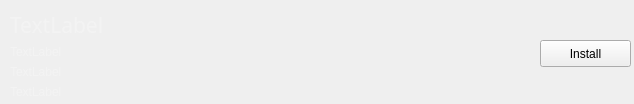
Old version of the form alfred/ui/moduleGroupBox.ui in the repository Sefrwahed/Alfred.
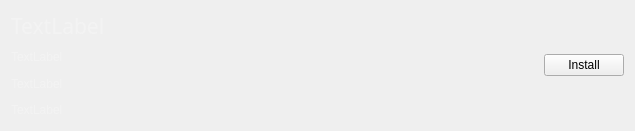
New version of the form.

Commit message: #27 - Some minor enhancements in modules list UI

What changed in the file:
```diff
--- a/alfred/ui/moduleGroupBox.ui
+++ b/alfred/ui/moduleGroupBox.ui
@@ -6,12 +6,12 @@
    <rect>
     <x>0</x>
     <y>0</y>
-    <width>634</width>
-    <height>104</height>
+    <width>635</width>
+    <height>131</height>
    </rect>
   </property>
   <property name="sizePolicy">
-   <sizepolicy hsizetype="Expanding" vsizetype="Expanding">
+   <sizepolicy hsizetype="Expanding" vsizetype="Fixed">
     <horstretch>0</horstretch>
     <verstretch>0</verstretch>
    </sizepolicy>
@@ -28,31 +28,13 @@
   <property name="title">
    <string/>
   </property>
-  <widget class="QPushButton" name="pushButton">
-   <property name="geometry">
-    <rect>
-     <x>540</x>
-     <y>40</y>
-     <width>91</width>
-     <height>27</height>
-    </rect>
-   </property>
-   <property name="text">
-    <string>Install</string>
-   </property>
-  </widget>
-  <widget class="QWidget" name="verticalLayoutWidget">
-   <property name="geometry">
-    <rect>
-     <x>10</x>
-     <y>10</y>
-     <width>521</width>
-     <height>89</height>
-    </rect>
-   </property>
-   <layout class="QVBoxLayout" name="verticalLayout">
+  <layout class="QVBoxLayout" name="verticalLayout_3">
     <item>
-     <widget class="QLabel" name="labelName">
+    <layout class="QHBoxLayout" name="horizontalLayout">
+     <item>
+      <layout class="QVBoxLayout" name="verticalLayout_2">
+       <item>
+        <widget class="QLabel" name="labelName_2">
       <property name="sizePolicy">
        <sizepolicy hsizetype="Expanding" vsizetype="Expanding">
         <horstretch>0</horstretch>
@@ -77,7 +59,7 @@
      </widget>
     </item>
     <item>
-     <widget class="QLabel" name="labelDesc">
+        <widget class="QLabel" name="labelDesc_2">
       <property name="sizePolicy">
        <sizepolicy hsizetype="Expanding" vsizetype="Expanding">
         <horstretch>0</horstretch>
@@ -96,7 +78,7 @@
      </widget>
     </item>
     <item>
-     <widget class="QLabel" name="labelVersion">
+        <widget class="QLabel" name="labelVersion_2">
       <property name="sizePolicy">
        <sizepolicy hsizetype="Expanding" vsizetype="Expanding">
         <horstretch>0</horstretch>
@@ -115,7 +97,7 @@
      </widget>
     </item>
     <item>
-     <widget class="QLabel" name="labelLicense">
+        <widget class="QLabel" name="labelLicense_2">
       <property name="sizePolicy">
        <sizepolicy hsizetype="Expanding" vsizetype="Expanding">
         <horstretch>0</horstretch>
@@ -134,7 +116,18 @@
      </widget>
     </item>
    </layout>
-  </widget>
+     </item>
+     <item>
+      <widget class="QPushButton" name="pushButton">
+       <property name="text">
+        <string>Install</string>
+       </property>
+      </widget>
+     </item>
+    </layout>
+   </item>
+  </layout>
+  <zorder>gridLayoutWidget</zorder>
   <zorder>pushButton</zorder>
   <zorder>verticalLayoutWidget</zorder>
   <zorder>labelLicense</zorder>
```
Left out of the diff: 2 changed lines with no effect on the pictures. Lines whose indentation alone changed are shown as unchanged. The commit also changes 5 other files.
